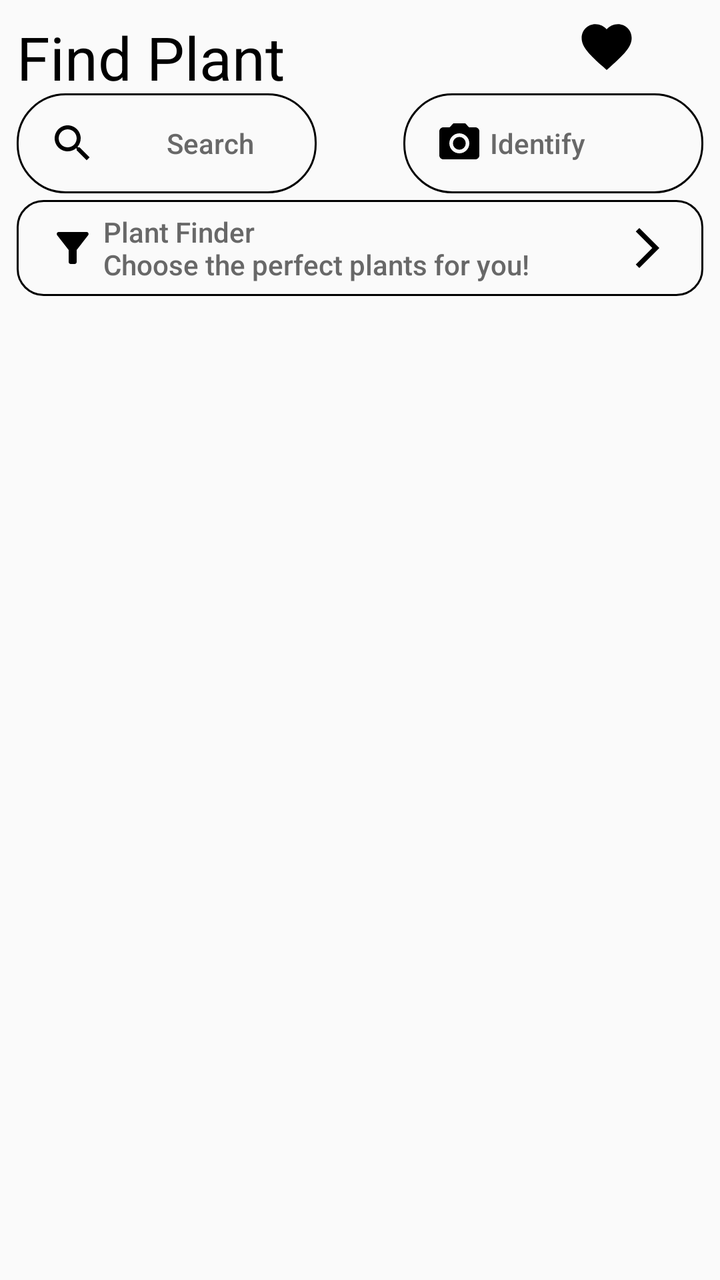
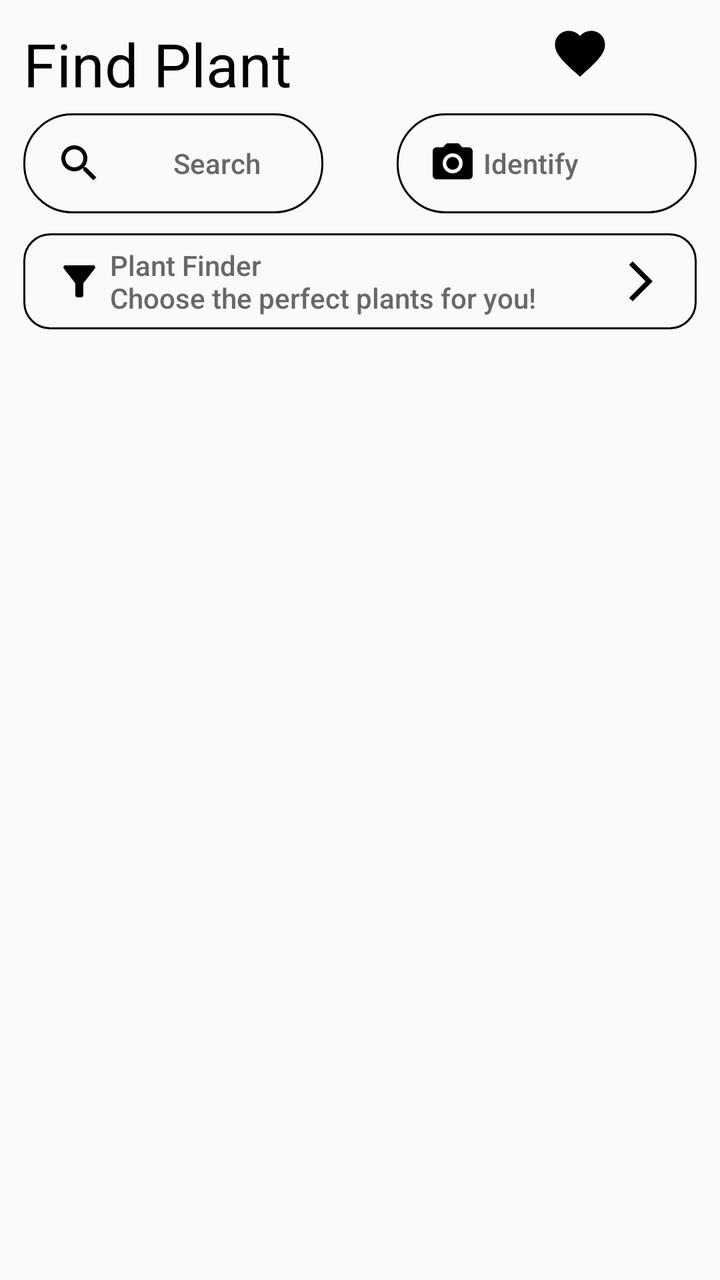

Screens rendered from an Android XML layout before and after an edit, with the pre-edit source and the edit as a unified diff.
<!-- AndroidManifest.xml: application theme Theme.Licenta_v2 -->
<!-- res/layout/fragment_find_plants.xml -->
<?xml version="1.0" encoding="utf-8"?>
<FrameLayout xmlns:android="http://schemas.android.com/apk/res/android"
    xmlns:app="http://schemas.android.com/apk/res-auto"
    xmlns:tools="http://schemas.android.com/tools"
    android:layout_width="match_parent"
    android:layout_height="match_parent"
    android:textAlignment="textEnd"
    tools:context=".ui.findplants.FindPlantsFragment">

    <TextView
        android:id="@+id/textView"
        android:layout_width="wrap_content"
        android:layout_height="wrap_content"
        android:layout_marginLeft="25px"
        android:layout_marginTop="25px"
        android:text="Find Plant"
        android:textColor="@color/black"
        android:textSize="30sp"
        app:layout_constraintStart_toStartOf="parent"
        app:layout_constraintTop_toTopOf="parent" />

    <ImageView
        android:id="@+id/favorite"
        android:layout_width="30dp"
        android:layout_height="30dp"
        android:layout_gravity="end"
        android:layout_marginTop="25px"
        android:layout_marginRight="125px"
        android:contentDescription="Iconiță favorite"
        android:src="@drawable/favorite" />

    <Button
        android:id="@+id/search"
        android:layout_width="150dp"
        android:layout_height="50dp"
        android:layout_marginLeft="25px"
        android:layout_marginTop="140px"
        android:background="@drawable/rounded_corners_black"
        android:text=" Search"
        android:textAlignment="textStart"
        android:paddingLeft="16dp"
        android:drawableStart="@drawable/search"
        android:textAllCaps="false"
        android:textColor="#686868" />
    <Button
        android:id="@+id/identify"
        android:layout_width="150dp"
        android:layout_height="50dp"
        android:layout_marginTop="140px"
        android:layout_marginRight="25px"
        android:layout_gravity="end"
        android:textColor="#686868"
        android:paddingLeft="16dp"
        android:background="@drawable/rounded_corners_black"
        android:drawableStart="@drawable/photo_camera"
        android:textAllCaps="false"
        android:gravity="start|center_vertical"
        android:text=" Identify"/>

    <Button
        android:id="@+id/btnPlantFinder"
        android:layout_width="match_parent"
        android:layout_height="wrap_content"
        android:layout_marginLeft="25px"
        android:layout_marginTop="300px"
        android:layout_marginRight="25px"
        android:background="@drawable/square_round_corners"
        android:drawableStart="@drawable/filter"
        android:drawableEnd="@drawable/arrow_to_right"
        android:gravity="start|center_vertical"
        android:paddingLeft="16dp"
        android:paddingRight="16dp"
        android:text=" Plant Finder\n Choose the perfect plants for you!"
        android:textAllCaps="false"
        android:textColor="#686868"
        android:textSize="14sp" />





</FrameLayout>
<!-- resources referenced by this layout -->
<resources>
  <color name="black">#FF000000</color>
  <!-- drawable arrow_to_right (drawable) -->
  <vector xmlns:android="http://schemas.android.com/apk/res/android" android:autoMirrored="true" android:height="24dp" android:tint="#000000" android:viewportHeight="24" android:viewportWidth="24" android:width="24dp">
        
      <path android:fillColor="@android:color/white" android:pathData="M6.23,20.23l1.77,1.77l10,-10l-10,-10l-1.77,1.77l8.23,8.23z"/>
      
  </vector>
  <!-- drawable favorite (drawable) -->
  <vector xmlns:android="http://schemas.android.com/apk/res/android"
      android:height="24dp"
      android:width="24dp"
      android:viewportHeight="24"
      android:viewportWidth="24"
      android:tint="@color/black">
  
      <path
          android:fillColor="@color/black"
          android:pathData="M12,21.35l-1.45,-1.32C5.4,15.36 2,12.28 2,8.5 2,5.42 4.42,3 7.5,3c1.74,0 3.41,0.81 4.5,2.09C13.09,3.81 14.76,3 16.5,3 19.58,3 22,5.42 22,8.5c0,3.78 -3.4,6.86 -8.55,11.54L12,21.35z"/>
  
  </vector>
  <!-- drawable filter (drawable) -->
  <vector xmlns:android="http://schemas.android.com/apk/res/android" android:height="24dp" android:tint="#000000" android:viewportHeight="24" android:viewportWidth="24" android:width="24dp">
        
      <path android:fillColor="@android:color/white" android:pathData="M4.25,5.61C6.27,8.2 10,13 10,13v6c0,0.55 0.45,1 1,1h2c0.55,0 1,-0.45 1,-1v-6c0,0 3.72,-4.8 5.74,-7.39C20.25,4.95 19.78,4 18.95,4H5.04C4.21,4 3.74,4.95 4.25,5.61z"/>
      
  </vector>
  <!-- drawable photo_camera (drawable) -->
  <vector xmlns:android="http://schemas.android.com/apk/res/android" android:height="24dp" android:tint="#000000" android:viewportHeight="24" android:viewportWidth="24" android:width="24dp">
        
      <path android:fillColor="@android:color/white" android:pathData="M12,12m-3.2,0a3.2,3.2 0,1 1,6.4 0a3.2,3.2 0,1 1,-6.4 0"/>
        
      <path android:fillColor="@android:color/white" android:pathData="M9,2L7.17,4L4,4c-1.1,0 -2,0.9 -2,2v12c0,1.1 0.9,2 2,2h16c1.1,0 2,-0.9 2,-2L22,6c0,-1.1 -0.9,-2 -2,-2h-3.17L15,2L9,2zM12,17c-2.76,0 -5,-2.24 -5,-5s2.24,-5 5,-5 5,2.24 5,5 -2.24,5 -5,5z"/>
      
  </vector>
  <!-- drawable rounded_corners_black (drawable) -->
  <?xml version="1.0" encoding="utf-8"?>
  <shape xmlns:android="http://schemas.android.com/apk/res/android"
      android:shape="rectangle">
  
      <corners android:radius="24dp"/>
      <stroke android:width="1dip" android:color="@color/black"/>
  
  </shape>
  <!-- drawable search (drawable) -->
  <vector xmlns:android="http://schemas.android.com/apk/res/android" android:height="24dp" android:tint="#000000" android:viewportHeight="24" android:viewportWidth="24" android:width="24dp">
        
      <path android:fillColor="@android:color/white" android:pathData="M15.5,14h-0.79l-0.28,-0.27C15.41,12.59 16,11.11 16,9.5 16,5.91 13.09,3 9.5,3S3,5.91 3,9.5 5.91,16 9.5,16c1.61,0 3.09,-0.59 4.23,-1.57l0.27,0.28v0.79l5,4.99L20.49,19l-4.99,-5zM9.5,14C7.01,14 5,11.99 5,9.5S7.01,5 9.5,5 14,7.01 14,9.5 11.99,14 9.5,14z"/>
      
  </vector>
  <!-- drawable square_round_corners (drawable) -->
  <?xml version="1.0" encoding="utf-8"?>
  <shape xmlns:android="http://schemas.android.com/apk/res/android"
      android:shape="rectangle">
  
      <corners android:radius="13dp"/>
      <stroke android:width="1dip" android:color="@color/black"/>
  
  </shape>
  <style name="Theme.Licenta_v2" parent="Base.Theme.Licenta_v2" />
  <style name="Base.Theme.Licenta_v2" parent="Theme.AppCompat.Light.NoActionBar">
          
          
      </style>
</resources>

<!-- the commit's change to res/layout/fragment_find_plants.xml (unified diff, before → after) -->
@@ -11,8 +11,8 @@
         android:id="@+id/textView"
         android:layout_width="wrap_content"
         android:layout_height="wrap_content"
-        android:layout_marginLeft="25px"
-        android:layout_marginTop="25px"
+        android:layout_marginLeft="35px"
+        android:layout_marginTop="35px"
         android:text="Find Plant"
         android:textColor="@color/black"
         android:textSize="30sp"
@@ -24,8 +24,8 @@
         android:layout_width="30dp"
         android:layout_height="30dp"
         android:layout_gravity="end"
-        android:layout_marginTop="25px"
-        android:layout_marginRight="125px"
+        android:layout_marginTop="35px"
+        android:layout_marginRight="165px"
         android:contentDescription="Iconiță favorite"
         android:src="@drawable/favorite" />
 
@@ -33,8 +33,8 @@
         android:id="@+id/search"
         android:layout_width="150dp"
         android:layout_height="50dp"
-        android:layout_marginLeft="25px"
-        android:layout_marginTop="140px"
+        android:layout_marginLeft="35px"
+        android:layout_marginTop="170px"
         android:background="@drawable/rounded_corners_black"
         android:text=" Search"
         android:textAlignment="textStart"
@@ -46,8 +46,8 @@
         android:id="@+id/identify"
         android:layout_width="150dp"
         android:layout_height="50dp"
-        android:layout_marginTop="140px"
-        android:layout_marginRight="25px"
+        android:layout_marginTop="170px"
+        android:layout_marginRight="35px"
         android:layout_gravity="end"
         android:textColor="#686868"
         android:paddingLeft="16dp"
@@ -61,9 +61,9 @@
         android:id="@+id/btnPlantFinder"
         android:layout_width="match_parent"
         android:layout_height="wrap_content"
-        android:layout_marginLeft="25px"
-        android:layout_marginTop="300px"
-        android:layout_marginRight="25px"
+        android:layout_marginLeft="35px"
+        android:layout_marginTop="350px"
+        android:layout_marginRight="35px"
         android:background="@drawable/square_round_corners"
         android:drawableStart="@drawable/filter"
         android:drawableEnd="@drawable/arrow_to_right"
